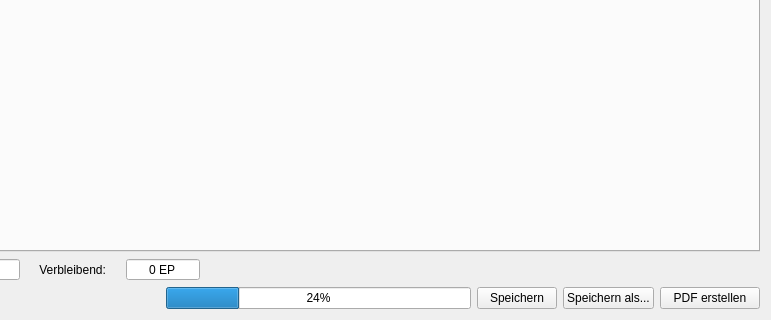
Before: the Qt Designer form designer/CharakterMain.ui in Aeolitus/Sephrasto, drawn with Qt 5; both pictures show x 322 to 1093 and y 221 to 541 of the 1093 by 541 pixel window.
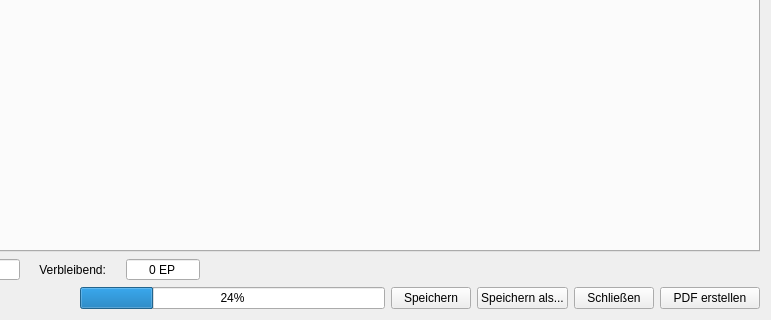
After: the same form once the commit is applied.

Commit message:
add close button to differend windows
when using a tiling window manager we don't have decorations,
and then no X button.

so i added a close button to the Main/Character and DBEditor window

```diff
--- a/designer/CharakterMain.ui
+++ b/designer/CharakterMain.ui
@@ -83,6 +83,19 @@
        </property>
       </widget>
      </item>
+     <item>
+      <widget class="QPushButton" name="buttonClose">
+       <property name="minimumSize">
+        <size>
+         <width>75</width>
+         <height>0</height>
+        </size>
+       </property>
+       <property name="text">
+        <string>Schließen</string>
+       </property>
+      </widget>
+     </item>
      <item>
       <widget class="QPushButton" name="buttonSavePDF">
        <property name="minimumSize">
```
The commit also changes 8 other files.
